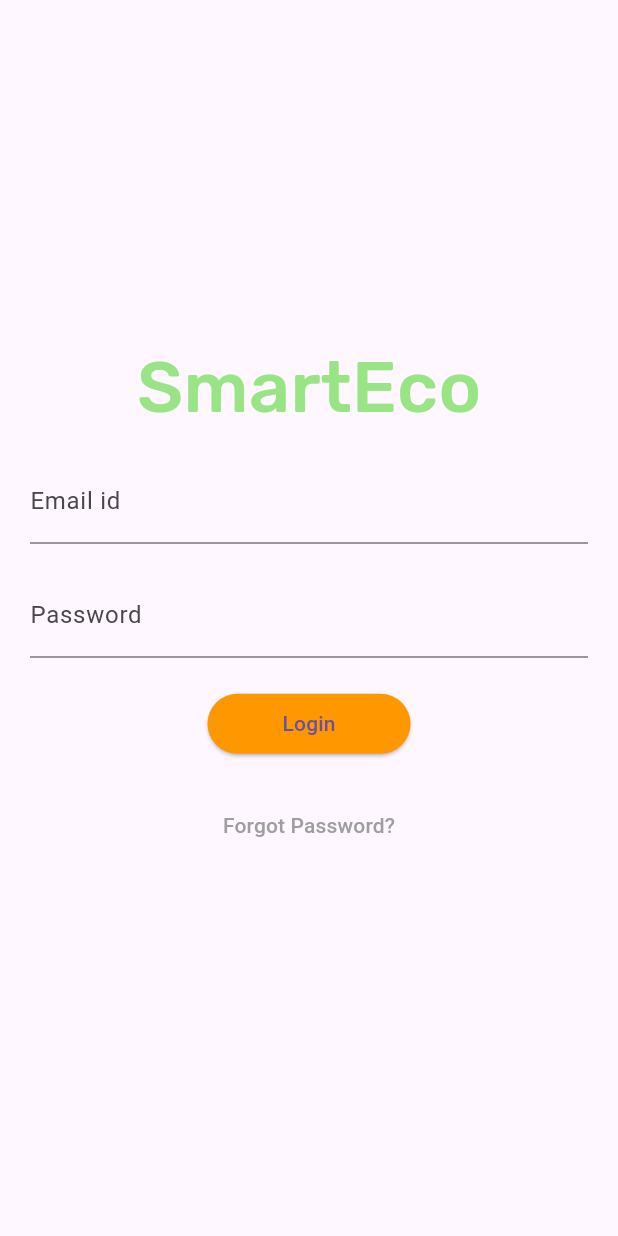
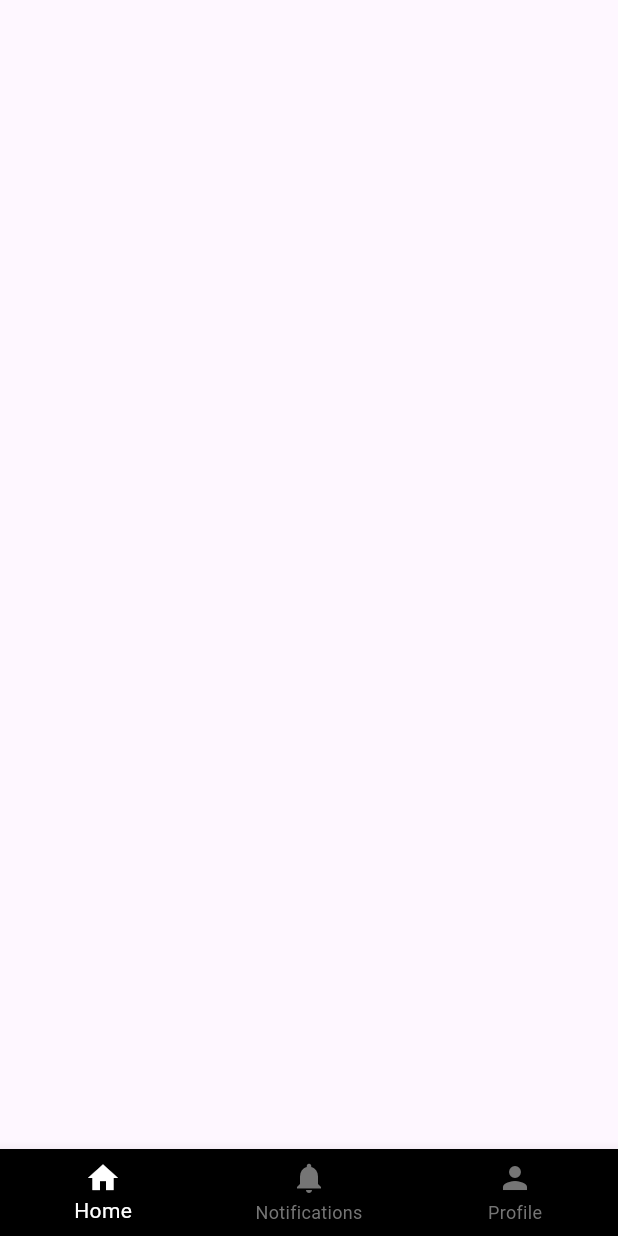
Before and after one commit to Smart-Eco/Smart-Eco, a Flutter app: the screen it shows after launch, after a tap on "Login", on a phone screen of 412 x 824 dp. Run offline on Flutter 3.47's test engine with Material 3 defaults, Android fonts, the phone set to English and light mode, and no system bars; our stand-ins replace google_fonts.

Commit message:
pages added

```diff
--- /dev/null
+++ b/lib/Screens/base_nav.dart
@@ -0,0 +1,65 @@
+import 'package:flutter/material.dart';
+import 'package:smarteco2/Screens/home_screen.dart';
+
+class basenav extends StatefulWidget {
+  const basenav({Key? key}) : super(key: key);
+
+  @override
+  _BaseNavState createState() => _BaseNavState();
+}
+
+class _BaseNavState extends State<basenav> {
+  int _currentIndex = 0; // Add this line to track the current index
+
+  @override
+  Widget build(BuildContext context) {
+    return Scaffold(
+      bottomNavigationBar: BottomNavigationBar(
+        currentIndex: _currentIndex,
+        backgroundColor: Color.fromARGB(255, 0, 0, 0),
+        selectedItemColor: Colors.white,
+        unselectedItemColor: Color.fromARGB(255, 117, 117, 117),
+        items: [
+          BottomNavigationBarItem(
+            icon: Icon(Icons.home),
+            label: 'Home',
+          ),
+          BottomNavigationBarItem(
+            icon: Icon(Icons.notifications),
+            label: 'Notifications',
+          ),
+          BottomNavigationBarItem(
+            icon: Icon(Icons.person),
+            label: 'Profile',
+          ),
+        ],
+        onTap: (index) {
+          setState(() {
+            _currentIndex = index;
+            // Handle navigation item taps here
+            switch (index) {
+              case 0:
+                Navigator.push(
+                  context,
+                  MaterialPageRoute(builder: (context) => HomeScreen()),
+                );
+                break;
+              case 1:
+                // Navigate to the profile page
+                break;
+              case 2:
+                // Navigate to the notifications page
+                break;
+            }
+          });
+        },
+      ),
+    );
+  }
+}
+
+void main() {
+  runApp(MaterialApp(
+    home: basenav(),
+  ));
+}
--- a/lib/Screens/login_Screen.dart
+++ b/lib/Screens/login_Screen.dart
@@ -1,5 +1,6 @@
 import 'package:flutter/material.dart';
 import 'package:google_fonts/google_fonts.dart';
+import 'package:smarteco2/Screens/base_nav.dart';
 
 class loginScreen extends StatelessWidget {
   const loginScreen({Key? key}) : super(key: key);
@@ -19,20 +20,28 @@ class loginScreen extends StatelessWidget {
                     child: Text(
                       'SmartEco',
                       style: GoogleFonts.rubik(
-                        color: Color.fromARGB(134, 62, 211, 21),
+                        color: Color.fromARGB(133, 0, 0, 0),
                         fontSize: 48,
                         fontWeight: FontWeight.w500,
                         height: 0,
                       ),
                     ),
                   ),
-                  SizedBox(height: 20),
+                  SizedBox(height: 30),
                   Padding(
                     padding: const EdgeInsets.symmetric(horizontal: 20),
                     child: TextField(
                       decoration: InputDecoration(
                         labelText: 'Email id',
-                        hintText: 'frankrnz@gmail.com',
+                        hintText: 'abc@gmail.com',
+                        border: OutlineInputBorder(
+                          borderRadius: BorderRadius.circular(15.0),
+                        ),
+                        focusedBorder: OutlineInputBorder(
+                          borderSide:
+                              BorderSide(color: Colors.lightGreen, width: 2.0),
+                          borderRadius: BorderRadius.circular(15.0),
+                        ),
                       ),
                     ),
                   ),
@@ -44,18 +53,30 @@ class loginScreen extends StatelessWidget {
                       decoration: InputDecoration(
                         labelText: 'Password',
                         hintText: '••••••••',
+                        border: OutlineInputBorder(
+                          borderRadius: BorderRadius.circular(15.0),
+                        ),
+                        focusedBorder: OutlineInputBorder(
+                          borderSide:
+                              BorderSide(color: Colors.lightGreen, width: 2.0),
+                          borderRadius: BorderRadius.circular(15.0),
+                        ),
                       ),
                     ),
                   ),
                   SizedBox(height: 20),
                   ElevatedButton(
                     onPressed: () {
-                      // Implement your login logic here
+                      Navigator.push(context,
+                          MaterialPageRoute(builder: (context) => basenav()));
                     },
                     child: Text('Login'),
                     style: ElevatedButton.styleFrom(
-                      primary: Colors.orange,
+                      primary: Colors.lightGreen,
                       padding: EdgeInsets.symmetric(horizontal: 50),
+                      shape: RoundedRectangleBorder(
+                        borderRadius: BorderRadius.circular(15.0),
+                      ),
                     ),
                   ),
                   SizedBox(height: 20),
--- a/pubspec.yaml
+++ b/pubspec.yaml
@@ -37,6 +37,8 @@ dependencies:
   cupertino_icons: ^1.0.2
   google_fonts: ^6.1.0
   animated_login: ^1.7.2
+  phosphor_flutter: ^2.0.1
+  persistent_bottom_nav_bar: ^5.0.2
 
 dev_dependencies:
   flutter_test:
```
Also changed, not shown: lib/Screens/home_screen.dart (added, +46 -0 lines), pubspec.lock.
